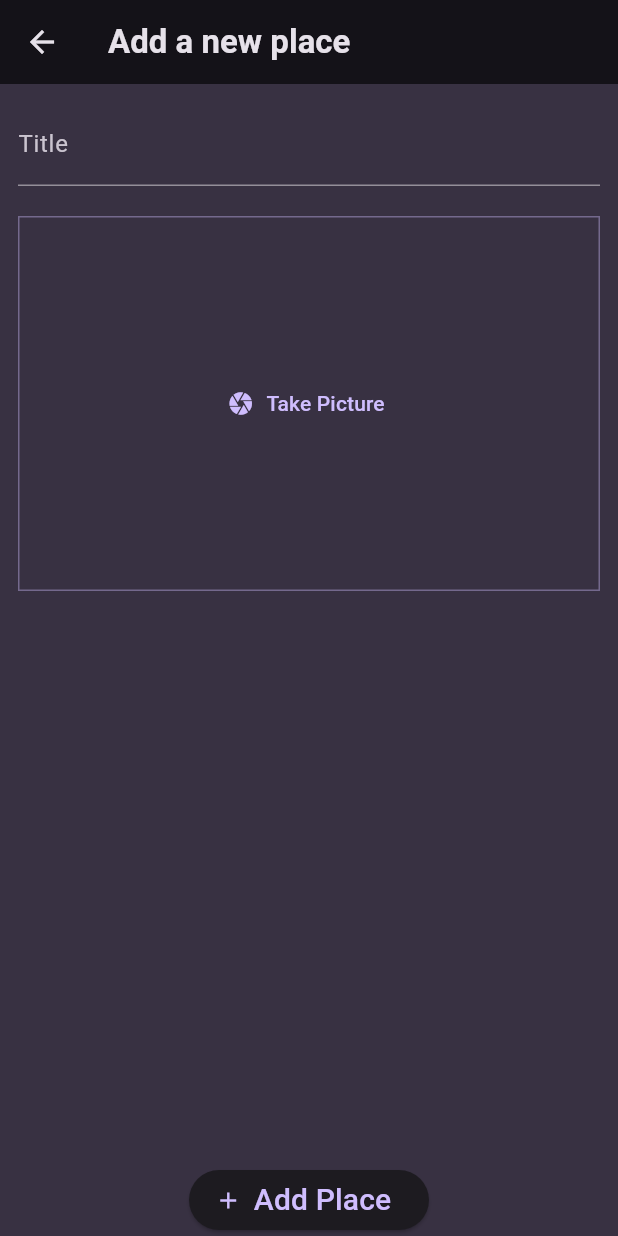
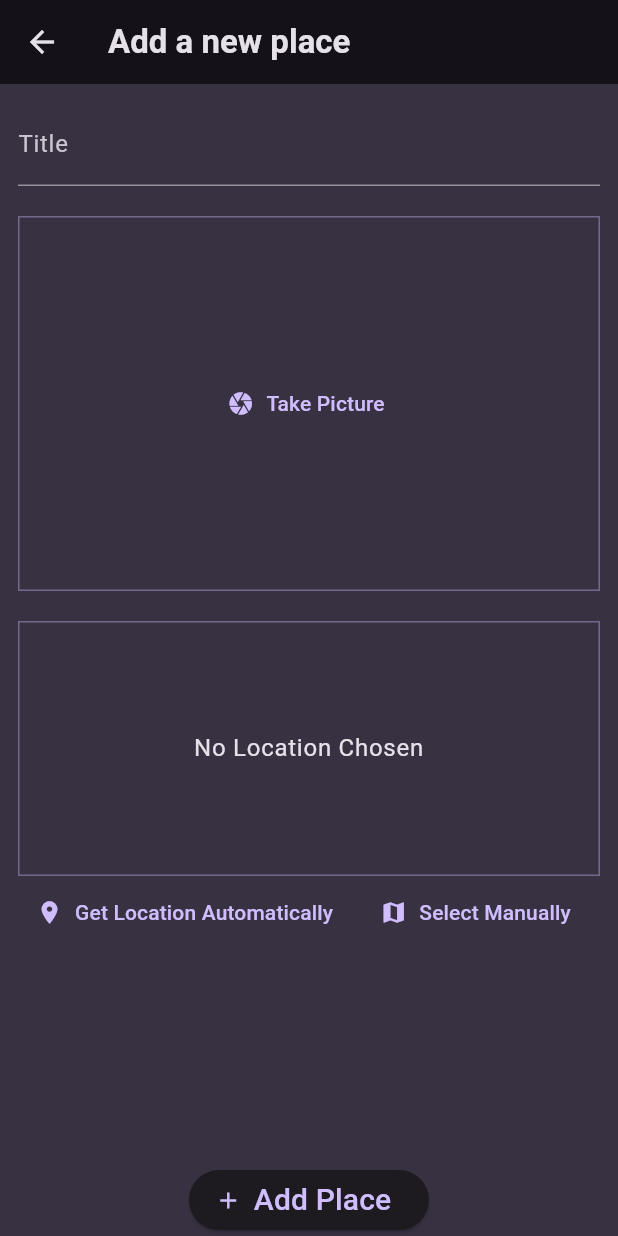
Before and after one commit to KrishKoria/Favourite-Places, a Flutter app: the AddPlace screen opened by its route, on a phone screen of 412 x 824 dp. Run offline on Flutter 3.47's test engine with Material 3 defaults, Android fonts, the phone set to English and light mode, and no system bars; our stand-ins replace flutter_riverpod, google_fonts, image_picker.

Commit message:
started work on location

```diff
--- a/lib/screens/add_place.dart
+++ b/lib/screens/add_place.dart
@@ -2,6 +2,7 @@ import 'dart:io';
 
 import 'package:favourite_places_app/providers/user_places.dart';
 import 'package:favourite_places_app/widgets/image_input.dart';
+import 'package:favourite_places_app/widgets/location_input.dart';
 import 'package:flutter/material.dart';
 import 'package:flutter_riverpod/flutter_riverpod.dart';
 
@@ -60,6 +61,10 @@ class _AddPlaceState extends ConsumerState<AddPlace> {
                       _pickedImage = image;
                     },
                   ),
+                  const SizedBox(
+                    height: 20.0,
+                  ),
+                  const LocationInput(),
                 ],
               ),
             ),
--- /dev/null
+++ b/lib/widgets/location_input.dart
@@ -0,0 +1,53 @@
+import 'package:flutter/material.dart';
+
+class LocationInput extends StatefulWidget {
+  const LocationInput({super.key});
+  @override
+  State<LocationInput> createState() => _LocationInputState();
+}
+
+class _LocationInputState extends State<LocationInput> {
+  @override
+  Widget build(BuildContext context) {
+    return Column(
+      children: [
+        Container(
+          height: 170,
+          width: double.infinity,
+          alignment: Alignment.center,
+          decoration: BoxDecoration(
+            border: Border.all(
+              color: Theme.of(context).colorScheme.primary.withOpacity(0.4),
+              width: 1,
+            ),
+          ),
+          child: Text(
+            "No Location Chosen",
+            textAlign: TextAlign.center,
+            style: Theme.of(context)
+                .textTheme
+                .bodyLarge!
+                .copyWith(color: Theme.of(context).colorScheme.onBackground),
+          ),
+        ),
+        Row(
+          mainAxisAlignment: MainAxisAlignment.spaceEvenly,
+          children: [
+            TextButton.icon(
+              onPressed: () {},
+              icon: const Icon(Icons.location_on),
+              label: const Text("Get Location Automatically"),
+            ),
+            Expanded(
+              child: TextButton.icon(
+                onPressed: () {},
+                icon: const Icon(Icons.map),
+                label: const Text("Select Manually"),
+              ),
+            ),
+          ],
+        ),
+      ],
+    );
+  }
+}
--- a/pubspec.yaml
+++ b/pubspec.yaml
@@ -40,6 +40,7 @@ dependencies:
   riverpod_annotation: ^2.3.3
   uuid: ^4.3.3
   image_picker: ^1.0.7
+  location: ^5.0.0-dev.8
 
 dev_dependencies:
   flutter_test:
```
Also changed, not shown: pubspec.lock, 4 other files.
